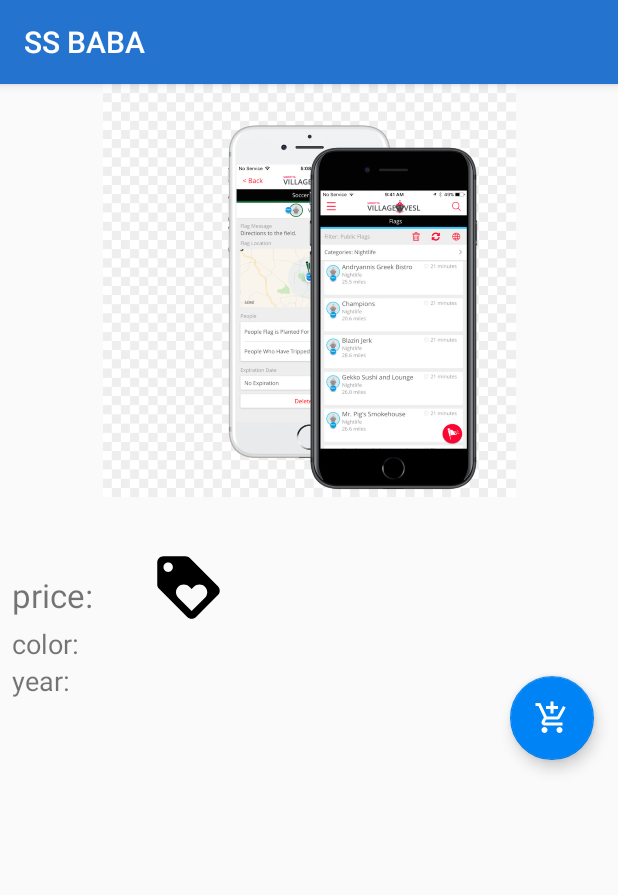
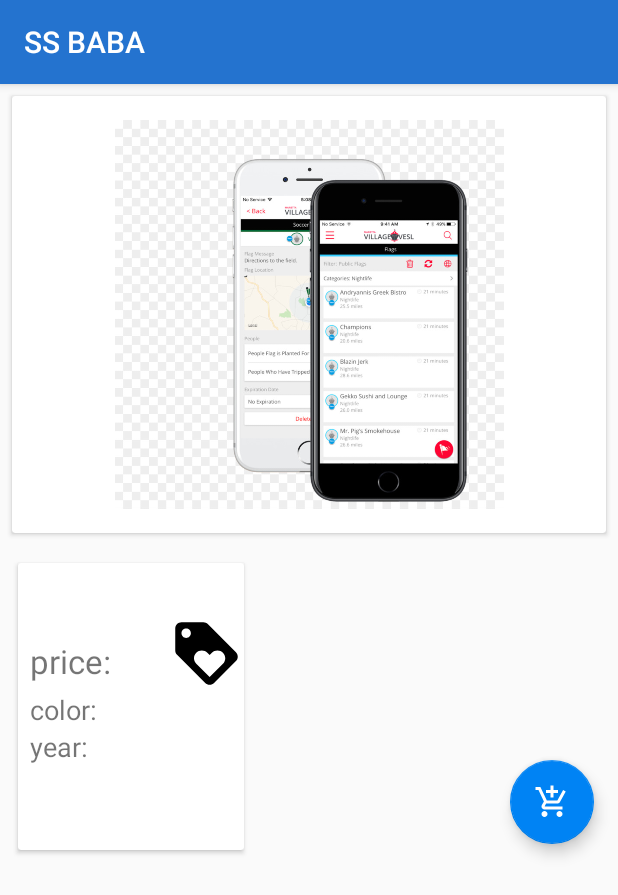
Before and after one commit to MohamedSameeer/SSBABA, an Android app: the ItemActivity screen opened directly, with no data from a screen before it, on a phone screen of 412 x 824 dp. Shown: the top 895 px of the screen. Run offline under Robolectric (Android 15) with nearby library versions, the phone set to English and light mode, and no system bars; our stand-ins replace Picasso; 1 statement that could not run was skipped.

Commit message:
Some Ui Changes in the item Activity

```diff
--- a/app/src/main/res/layout/activity_item.xml
+++ b/app/src/main/res/layout/activity_item.xml
@@ -7,7 +7,15 @@
     tools:context=".Items.ItemActivity"
     android:id="@+id/parent"
     >
+<android.support.v7.widget.CardView
+    android:layout_width="match_parent"
+    android:layout_height="wrap_content"
+    android:id="@+id/cardParent"
+    android:layout_margin="8dp"
+    android:padding="8dp"
 
+
+    >
     <ImageView
         android:layout_width="match_parent"
         android:layout_height="275dp"
@@ -17,7 +25,11 @@
         android:id="@+id/item_picture"
         android:elevation="8dp"
         android:layout_marginBottom="8dp"
+        android:padding="8dp"
+        android:layout_margin="8dp"
+        android:layout_gravity="center"
         />
+</android.support.v7.widget.CardView>
 
     <android.support.design.widget.FloatingActionButton
         android:id="@+id/fab"
@@ -33,10 +45,16 @@
     <ScrollView
         android:layout_width="match_parent"
         android:layout_height="wrap_content"
-        android:layout_below="@+id/item_picture"
+        android:layout_below="@+id/cardParent"
         android:id="@+id/scroll"
         >
-<RelativeLayout
+        <android.support.v7.widget.CardView
+            android:layout_width="wrap_content"
+            android:layout_height="wrap_content"
+            android:layout_margin="12dp"
+            android:padding="12dp"
+            >
+            <RelativeLayout
     android:layout_width="match_parent"
     android:layout_height="wrap_content"
    android:layout_below="@+id/item_picture"
@@ -51,6 +69,7 @@
         android:layout_marginLeft="8dp"
         android:textSize="20sp"
         android:textStyle="bold"
+        android:layout_marginTop="8dp"
         />
 <TextView
     android:layout_width="wrap_content"
@@ -138,5 +157,7 @@
         />
 
 </RelativeLayout>
+        </android.support.v7.widget.CardView>
+
     </ScrollView>
 </RelativeLayout>
```
